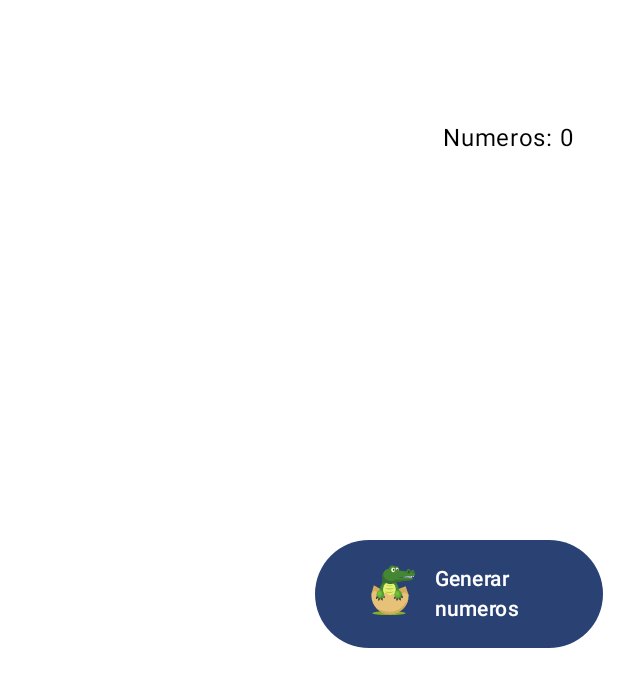
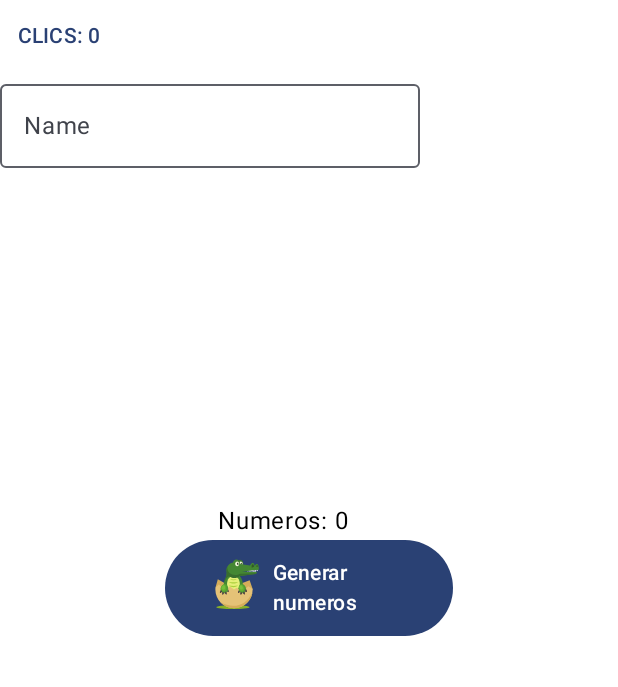
Before and after one commit to JorgeAmestoy/LaPrimera, an Android app built with Jetpack Compose: the @Preview function GreetingPreview, on a phone screen of 412 x 824 dp. Shown: the top 687 px of the screen. Run offline under Robolectric (Android 15) with nearby library versions, the phone set to English and light mode, and no system bars.

Commit message:
Centrar generador Juancho

```diff
--- a/app/src/main/java/com/dam/laprimera/InterfazUsuario.kt
+++ b/app/src/main/java/com/dam/laprimera/InterfazUsuario.kt
@@ -6,6 +6,7 @@ import androidx.compose.foundation.layout.Spacer
 import androidx.compose.foundation.layout.height
 import androidx.compose.foundation.layout.offset
 import androidx.compose.foundation.layout.padding
+import androidx.compose.foundation.layout.size
 import androidx.compose.material3.Button
 import androidx.compose.material3.ExperimentalMaterial3Api
 import androidx.compose.material3.OutlinedTextField
@@ -33,17 +34,16 @@ import com.dam.laprimera.ui.theme.LaPrimeraTheme
         text = "Numeros: ${miViewModel.getNumero()}",
         modifier = Modifier
             .padding(110.dp)
-            .offset(y = -30.dp)
-            .offset(x = 185.dp)
+            .offset(y = 225.dp)//Y = EJE VERTICAL
+            .offset(x = 35.dp)
     )
     //un boton para generar numeros aleatorios
     Button(
         onClick ={ miViewModel.crearRandom()},
         modifier = Modifier
             .padding(vertical = 360.dp, horizontal = 110.dp)
-
             .offset(y = 0.dp)
-            .offset(x = 100.dp)
+            .offset(x = 0.dp)
         //Usar paddin(vertical = 100) y el size para camboiar su tamaño
 
     ){
@@ -51,69 +51,19 @@ import com.dam.laprimera.ui.theme.LaPrimeraTheme
         Image(
             painter = painterResource(id = R.drawable.lagartojuancho),//FREESVG.ORG PARA DESCARGAR MAS
             contentDescription = "Generar numeros",
-            Modifier.padding(8.dp)
+            modifier = Modifier
+                .padding(4.dp)
+                .size(40.dp)
+
+
         )
         Text(text="Generar numeros")
         // campo de texto para rellenar
 
-
-
     }
+Login(miViewModel)
 
 }
-
-@OptIn(ExperimentalMaterial3Api::class)
-@Composable
-fun Login(miViewModel: MyViewModel) {
-
-
-
-    Column {
-        // mostrar el contador de clics
-        TextButton(onClick = { miViewModel.contador()}) {
-            Text("CLICS: ${miViewModel.getContador()}")
-        }
-
-        // mientras no tecleamos mas de tres caracteres no se muestra el saludo
-        if (miViewModel.name.value.length > 3) {
-            Text(
-                text = "Nombre: ${miViewModel.getString()}!",
-                fontSize = 24.sp
-            )
-        }
-        // campo de texto para rellenar
-        OutlinedTextField(
-            value = miViewModel.getString(),
-            onValueChange = {
-                miViewModel.name.value = it
-            },
-            label = { Text(text = "Name") }
-        )
-
-    }
-
-}
-
-@Composable
-fun InterfazUsuario(){
-    login()
-    texto_descriptivo("Hola texto")
-    chat()
-}
-@Composable
-fun chat() {
-    TODO("Not yet implemented")
-}
-@Composable
-fun texto_descriptivo(texto:String) {
-    Text(text = texto)
-}
-
-@Composable
-fun login(){
-    texto_descriptivo(texto = "Fallo de login")
-}
-
 
 @Composable
 fun Greeting(name: String, modifier: Modifier = Modifier) {
@@ -122,6 +72,7 @@ fun Greeting(name: String, modifier: Modifier = Modifier) {
     var name = remember {mutableStateOf("")}
 
     Row {
+
 
         Image(
             modifier = modifier.offset(y=50.dp),
@@ -172,6 +123,62 @@ fun Greeting(name: String, modifier: Modifier = Modifier) {
     }
 }
 
+
+@OptIn(ExperimentalMaterial3Api::class)
+@Composable
+fun Login(miViewModel: MyViewModel) {
+
+
+
+    Column {
+        // mostrar el contador de clics
+        TextButton(onClick = { miViewModel.contador()}) {
+            Text("CLICS: ${miViewModel.getContador()}")
+        }
+
+        // mientras no tecleamos mas de tres caracteres no se muestra el saludo
+        if (miViewModel.name.value.length > 3) {
+            Text(
+                text = "Nombre: ${miViewModel.getString()}!",
+                fontSize = 24.sp
+            )
+        }
+        // campo de texto para rellenar
+        OutlinedTextField(
+            value = miViewModel.getString(),
+            onValueChange = {
+                miViewModel.name.value = it
+            },
+            label = { Text(text = "Name") }
+        )
+
+    }
+
+}
+
+
+@Composable
+fun InterfazUsuario(){
+    login()
+    texto_descriptivo("Hola texto")
+    chat()
+}
+@Composable
+fun chat() {
+    TODO("Not yet implemented")
+}
+@Composable
+fun texto_descriptivo(texto:String) {
+    Text(text = texto)
+}
+
+@Composable
+fun login(){
+    texto_descriptivo(texto = "Fallo de login")
+}
+
+
+
 @Preview(showBackground = true)
 @Composable
 fun GreetingPreview() {
--- a/app/src/main/java/com/dam/laprimera/MainActivity.kt
+++ b/app/src/main/java/com/dam/laprimera/MainActivity.kt
@@ -54,9 +54,9 @@ class MainActivity : ComponentActivity() {
                     modifier = Modifier.fillMaxSize(),//para que me rellene toDDo el movil??
                     color = MaterialTheme.colorScheme.background
                 ) {
-                 Greeting(name)
+                 //Greeting(name)
                    InterfazUsuario2(miViewModel)//llamo a la variable en la que "guardé" la clase
-                    Login(miViewModel)
+
                 }
             }
         }
```
